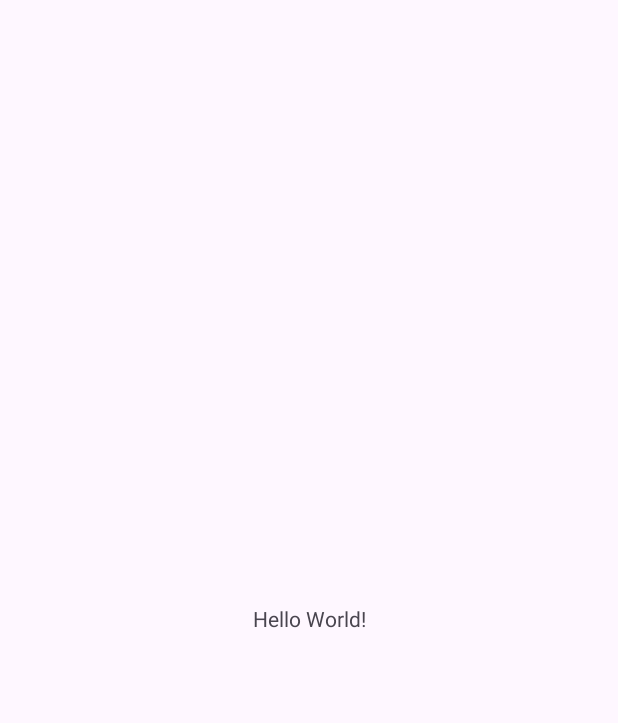
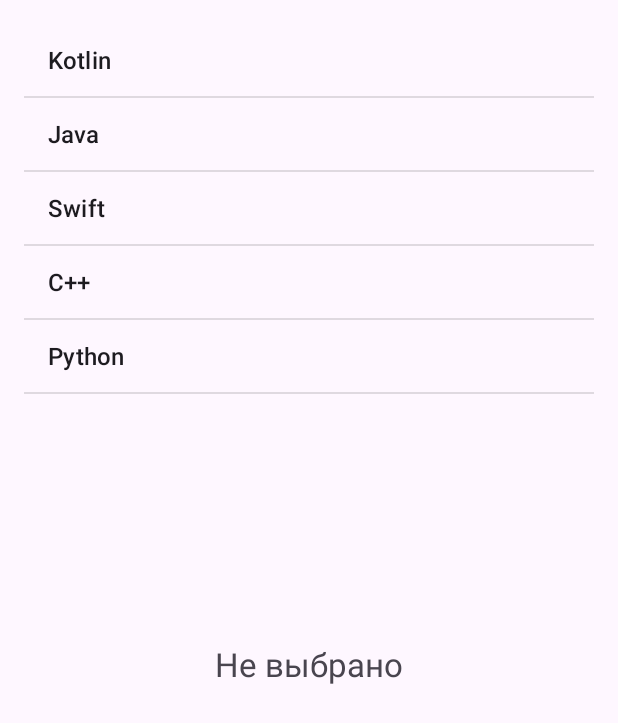
Before and after one commit to platonso/AndroidMireaLabs, an Android app: the screen it shows after launch (MainActivity), on a phone screen of 412 x 824 dp. Before the commit the part shown is almost empty. Shown: the top 723 px of the screen. Run offline under Robolectric (Android 15) with nearby library versions, the phone set to English and light mode, and no system bars.

Commit message:
взаимодействие между фрагментами

```diff
--- a/app/build.gradle.kts
+++ b/app/build.gradle.kts
@@ -33,6 +33,8 @@ android {
 
 dependencies {
 
+    implementation("androidx.fragment:fragment:1.6.2")
+
     implementation("androidx.appcompat:appcompat:1.6.1")
     implementation("com.google.android.material:material:1.11.0")
     implementation("androidx.constraintlayout:constraintlayout:2.1.4")
--- /dev/null
+++ b/app/src/main/java/com/example/androidmirealabs/DetailFragment.java
@@ -0,0 +1,24 @@
+package com.example.androidmirealabs;
+
+import android.os.Bundle;
+
+import androidx.fragment.app.Fragment;
+
+import android.view.LayoutInflater;
+import android.view.View;
+import android.view.ViewGroup;
+import android.widget.TextView;
+
+public class DetailFragment extends Fragment {
+    @Override
+    public View onCreateView(LayoutInflater inflater, ViewGroup container,
+                             Bundle savedInstanceState) {
+        return inflater.inflate(R.layout.fragment_detail, container, false);
+    }
+
+    // обновление текстового поля
+    public void setSelectedItem(String selectedItem) {
+        TextView view = getView().findViewById(R.id.detailsText);
+        view.setText(selectedItem);
+    }
+}
--- /dev/null
+++ b/app/src/main/java/com/example/androidmirealabs/ListFragment.java
@@ -0,0 +1,66 @@
+package com.example.androidmirealabs;
+
+import android.content.Context;
+import android.os.Bundle;
+
+import androidx.annotation.NonNull;
+import androidx.annotation.Nullable;
+import androidx.fragment.app.Fragment;
+
+import android.view.LayoutInflater;
+import android.view.View;
+import android.view.ViewGroup;
+import android.widget.AdapterView;
+import android.widget.ArrayAdapter;
+import android.widget.Button;
+import android.widget.ListView;
+import android.widget.TextView;
+
+import java.util.Date;
+
+public class ListFragment extends Fragment {
+    interface OnFragmentSendDataListener {
+        void onSendData(String data);
+    }
+
+    private OnFragmentSendDataListener fragmentSendDataListener;
+    String[] countries = {"Kotlin", "Java", "Swift", "C++",
+            "Python"};
+
+
+    @Override
+    public void onAttach(Context context) {
+        super.onAttach(context);
+        try {
+            fragmentSendDataListener = (OnFragmentSendDataListener) context;
+        } catch (ClassCastException e) {
+            throw new ClassCastException(context.toString()
+                    + " должен реализовывать интерфейс OnFragmentInteractionListener");
+        }
+    }
+
+    @Override
+    public View onCreateView(LayoutInflater inflater, ViewGroup container,
+                             Bundle savedInstanceState) {
+        View view = inflater.inflate(R.layout.fragment_list, container, false);
+        // получаем элемент ListView
+        ListView countriesList = view.findViewById(R.id.countriesList);
+        // создаем адаптер
+        ArrayAdapter<String> adapter = new ArrayAdapter(getContext(),
+                android.R.layout.simple_list_item_1, countries);
+        // устанавливаем для списка адаптер
+        countriesList.setAdapter(adapter);
+        // добавляем для списка слушатель
+        countriesList.setOnItemClickListener(new AdapterView.OnItemClickListener() {
+            @Override
+            public void onItemClick(AdapterView<?> parent, View v, int position,
+                                    long id) {
+                // получаем выбранный элемент
+                String selectedItem = (String) parent.getItemAtPosition(position);
+                // Посылаем данные Activity
+                fragmentSendDataListener.onSendData(selectedItem);
+            }
+        });
+        return view;
+    }
+}
--- a/app/src/main/java/com/example/androidmirealabs/MainActivity.java
+++ b/app/src/main/java/com/example/androidmirealabs/MainActivity.java
@@ -4,11 +4,19 @@ import androidx.appcompat.app.AppCompatActivity;
 
 import android.os.Bundle;
 
-public class MainActivity extends AppCompatActivity {
-
+public class MainActivity extends AppCompatActivity implements
+        ListFragment.OnFragmentSendDataListener {
     @Override
     protected void onCreate(Bundle savedInstanceState) {
         super.onCreate(savedInstanceState);
         setContentView(R.layout.activity_main);
     }
+
+    @Override
+    public void onSendData(String selectedItem) {
+        DetailFragment fragment = (DetailFragment) getSupportFragmentManager()
+                .findFragmentById(R.id.detailFragment);
+        if (fragment != null)
+            fragment.setSelectedItem(selectedItem);
+    }
 }
--- a/app/src/main/res/layout/activity_main.xml
+++ b/app/src/main/res/layout/activity_main.xml
@@ -1,18 +1,26 @@
 <?xml version="1.0" encoding="utf-8"?>
 <androidx.constraintlayout.widget.ConstraintLayout xmlns:android="http://schemas.android.com/apk/res/android"
     xmlns:app="http://schemas.android.com/apk/res-auto"
-    xmlns:tools="http://schemas.android.com/tools"
     android:layout_width="match_parent"
-    android:layout_height="match_parent"
-    tools:context=".MainActivity">
+    android:layout_height="match_parent">
 
-    <TextView
-        android:layout_width="wrap_content"
-        android:layout_height="wrap_content"
-        android:text="Hello World!"
+    <androidx.fragment.app.FragmentContainerView
+        android:id="@+id/listFragment"
+        android:layout_width="0dp"
+        android:layout_height="0dp"
+        android:name="com.example.androidmirealabs.ListFragment"
+        app:layout_constraintLeft_toLeftOf="parent"
+        app:layout_constraintTop_toTopOf="parent"
+        app:layout_constraintBottom_toTopOf="@+id/detailFragment"
+        app:layout_constraintRight_toRightOf="parent" />
+
+    <androidx.fragment.app.FragmentContainerView
+        android:id="@+id/detailFragment"
+        android:layout_width="0dp"
+        android:layout_height="0dp"
+        android:name="com.example.androidmirealabs.DetailFragment"
+        app:layout_constraintLeft_toLeftOf="parent"
+        app:layout_constraintTop_toBottomOf="@id/listFragment"
         app:layout_constraintBottom_toBottomOf="parent"
-        app:layout_constraintEnd_toEndOf="parent"
-        app:layout_constraintStart_toStartOf="parent"
-        app:layout_constraintTop_toTopOf="parent" />
-
+        app:layout_constraintRight_toRightOf="parent" />
 </androidx.constraintlayout.widget.ConstraintLayout>
--- /dev/null
+++ b/app/src/main/res/layout/fragment_detail.xml
@@ -0,0 +1,20 @@
+<?xml version="1.0" encoding="utf-8"?>
+<androidx.constraintlayout.widget.ConstraintLayout xmlns:android="http://schemas.android.com/apk/res/android"
+    xmlns:app="http://schemas.android.com/apk/res-auto"
+    xmlns:tools="http://schemas.android.com/tools"
+    android:layout_width="match_parent"
+    android:layout_height="match_parent"
+    android:padding="16dp">
+
+    <TextView
+        android:id="@+id/detailsText"
+        android:layout_width="wrap_content"
+        android:layout_height="wrap_content"
+        android:layout_gravity="center"
+        android:text="Не выбрано"
+        android:textSize="22sp"
+        app:layout_constraintEnd_toEndOf="parent"
+        app:layout_constraintStart_toStartOf="parent"
+        app:layout_constraintTop_toTopOf="parent" />
+
+</androidx.constraintlayout.widget.ConstraintLayout>
--- /dev/null
+++ b/app/src/main/res/layout/fragment_list.xml
@@ -0,0 +1,16 @@
+<?xml version="1.0" encoding="utf-8"?>
+<androidx.constraintlayout.widget.ConstraintLayout xmlns:android="http://schemas.android.com/apk/res/android"
+    xmlns:app="http://schemas.android.com/apk/res-auto"
+    android:layout_width="match_parent"
+    android:layout_height="match_parent"
+    android:padding="16dp">
+
+    <ListView
+        android:id="@+id/countriesList"
+        android:layout_width="0dp"
+        android:layout_height="0dp"
+        app:layout_constraintBottom_toBottomOf="parent"
+        app:layout_constraintLeft_toLeftOf="parent"
+        app:layout_constraintRight_toRightOf="parent"
+        app:layout_constraintTop_toTopOf="parent"></ListView>
+</androidx.constraintlayout.widget.ConstraintLayout>
--- a/app/src/main/res/values/strings.xml
+++ b/app/src/main/res/values/strings.xml
@@ -1,3 +1,5 @@
 <resources>
     <string name="app_name">AndroidMireaLabs</string>
+    <!-- TODO: Remove or change this placeholder text -->
+    <string name="hello_blank_fragment">Hello blank fragment</string>
 </resources>
```
